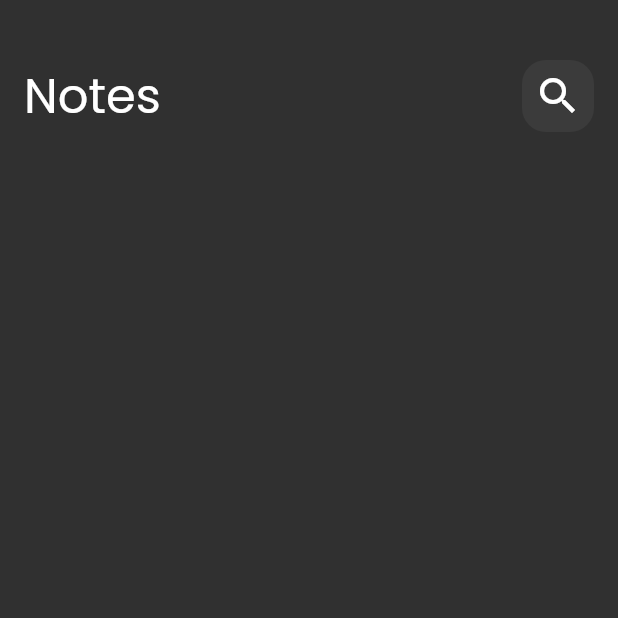
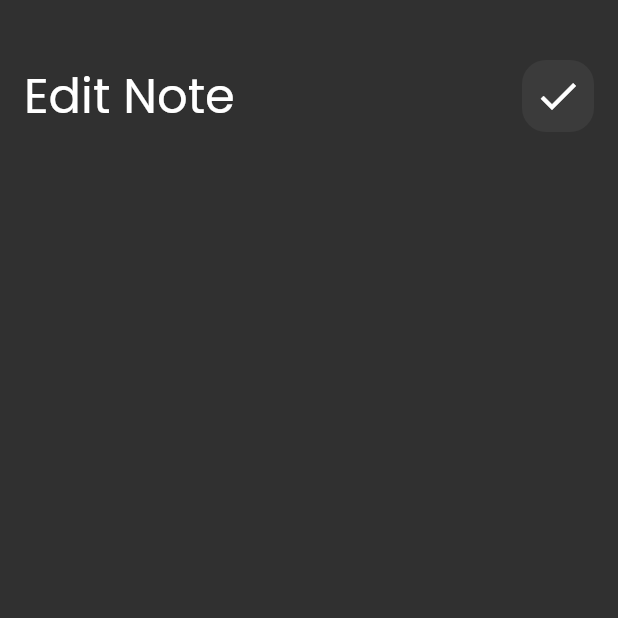
Before and after one commit to Fadysameh2020/notes_app, a Flutter app: the EditNotePage screen opened directly, on a phone screen of 412 x 824 dp, the top half of it. Run offline on Flutter 3.47's test engine with Material 2 defaults, Android fonts, the phone set to English and light mode, and no system bars.

Commit message:
add custom app bar to edit note view

```diff
--- a/lib/main.dart
+++ b/lib/main.dart
@@ -1,4 +1,5 @@
 import 'package:flutter/material.dart';
+import 'package:notes_app/views/edit_notes_page.dart';
 import 'package:notes_app/views/notes_page.dart';
 
 void main() {
@@ -18,6 +19,7 @@ class NotesApp extends StatelessWidget {
       ),
       routes: {
         NotesPage.id: (context) => const NotesPage(),
+        EditNotePage.id: (context) => const EditNotePage(),
       },
       initialRoute: NotesPage.id,
     );
--- a/lib/views/edit_notes_page.dart
+++ b/lib/views/edit_notes_page.dart
@@ -14,7 +14,10 @@ class EditNotePage extends StatelessWidget {
             SizedBox(
               height: 40,
             ),
-            CustomAppBar(),
+            CustomAppBar(
+              icon: Icons.done,
+              title: 'Edit Note',
+            ),
           ],
         ),
       ),
--- a/lib/views/notes_page.dart
+++ b/lib/views/notes_page.dart
@@ -30,7 +30,10 @@ class NotesPage extends StatelessWidget {
             SizedBox(
               height: 40,
             ),
-            CustomAppBar(),
+            CustomAppBar(
+              icon: Icons.search,
+              title: 'Notes',
+            ),
             Expanded(child: NotesListView()),
           ],
         ),
--- a/lib/views/widgets/custom_app_bar.dart
+++ b/lib/views/widgets/custom_app_bar.dart
@@ -2,20 +2,21 @@ import 'package:flutter/material.dart';
 import 'package:notes_app/views/widgets/custom_search_icon.dart';
 
 class CustomAppBar extends StatelessWidget {
-  const CustomAppBar({super.key});
-
+  const CustomAppBar({super.key, required this.title, required this.icon});
+  final String title;
+  final IconData icon;
   @override
   Widget build(BuildContext context) {
-    return const Row(
+    return Row(
       children: [
         Text(
-          'Notes',
-          style: TextStyle(
+          title,
+          style: const TextStyle(
             fontSize: 32,
           ),
         ),
         Spacer(),
-        CustomSearchIcon(),
+        CustomSearchIcon(icon: icon),
       ],
     );
   }
--- a/lib/views/widgets/custom_search_icon.dart
+++ b/lib/views/widgets/custom_search_icon.dart
@@ -1,8 +1,8 @@
 import 'package:flutter/material.dart';
 
 class CustomSearchIcon extends StatelessWidget {
-  const CustomSearchIcon({super.key});
-
+  const CustomSearchIcon({super.key, required this.icon});
+  final IconData icon;
   @override
   Widget build(BuildContext context) {
     return Container(
@@ -15,7 +15,7 @@ class CustomSearchIcon extends StatelessWidget {
       child: Center(
         child: IconButton(
           onPressed: () {},
-          icon: const Icon(Icons.search),
+          icon: Icon(icon),
           iconSize: 32,
         ),
       ),
--- a/lib/views/widgets/notes_view_body.dart
+++ b/lib/views/widgets/notes_view_body.dart
@@ -1,11 +1,15 @@
 import 'package:flutter/material.dart';
+
+import '../edit_notes_page.dart';
 
 class NotesViewBody extends StatelessWidget {
   const NotesViewBody({super.key});
 
   @override
   Widget build(BuildContext context) {
-    return Container(
+    return GestureDetector(
+      onTap: () => Navigator.pushNamed(context, EditNotePage.id),
+      child: Container(
         padding: const EdgeInsets.only(
           top: 24,
           bottom: 24,
@@ -57,6 +61,7 @@ class NotesViewBody extends StatelessWidget {
             ),
           ],
         ),
+      ),
     );
   }
 }
```
Lines whose indentation alone changed are shown as unchanged.
